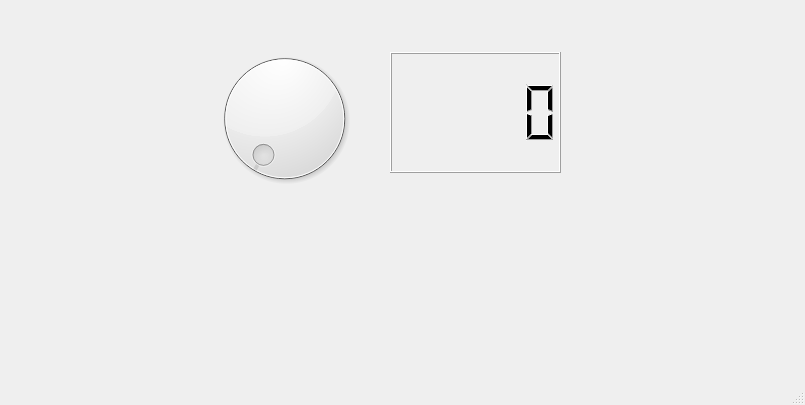
The window that truth_and_crop.ui (AngusG/truth-and-crop) describes before a commit, drawn with Qt 5.
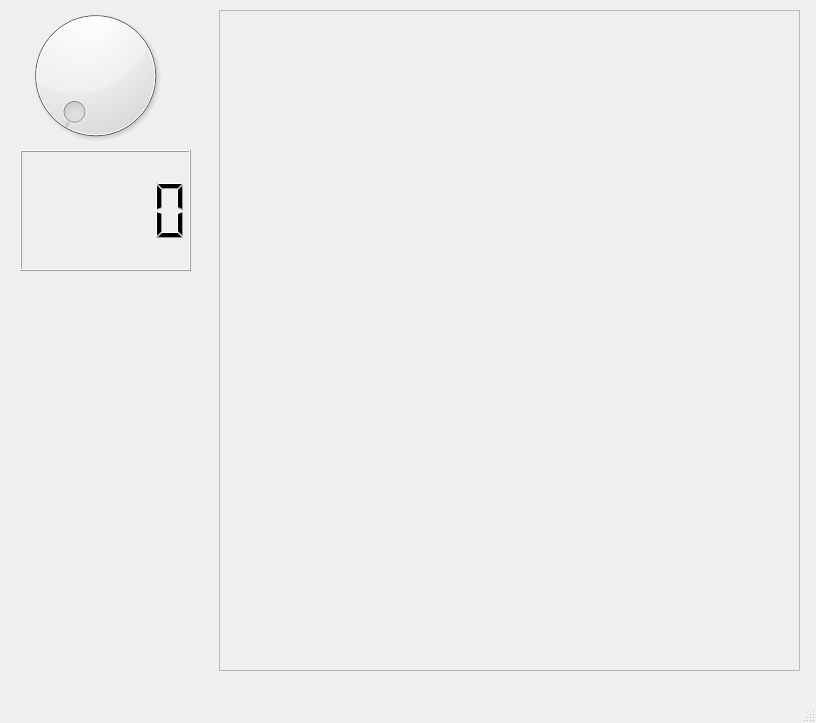
The same window after the commit.

Commit message: GUI Skeleton present, some hooks implemented.

```diff
--- a/truth_and_crop.ui
+++ b/truth_and_crop.ui
@@ -6,8 +6,8 @@
    <rect>
     <x>0</x>
     <y>0</y>
-    <width>805</width>
-    <height>405</height>
+    <width>816</width>
+    <height>723</height>
    </rect>
   </property>
   <property name="windowTitle">
@@ -17,8 +17,8 @@
    <widget class="QDial" name="dial">
     <property name="geometry">
      <rect>
-      <x>199</x>
-      <y>43</y>
+      <x>10</x>
+      <y>0</y>
       <width>171</width>
       <height>151</height>
      </rect>
@@ -27,13 +27,36 @@
    <widget class="QLCDNumber" name="lcdNumber">
     <property name="geometry">
      <rect>
-      <x>390</x>
-      <y>52</y>
+      <x>20</x>
+      <y>150</y>
       <width>171</width>
       <height>121</height>
      </rect>
     </property>
    </widget>
+   <widget class="QScrollArea" name="scrollArea">
+    <property name="geometry">
+     <rect>
+      <x>219</x>
+      <y>10</y>
+      <width>581</width>
+      <height>661</height>
+     </rect>
+    </property>
+    <property name="widgetResizable">
+     <bool>true</bool>
+    </property>
+    <widget class="QWidget" name="scrollAreaWidgetContents">
+     <property name="geometry">
+      <rect>
+       <x>0</x>
+       <y>0</y>
+       <width>579</width>
+       <height>659</height>
+      </rect>
+     </property>
+    </widget>
+   </widget>
   </widget>
   <widget class="QMenuBar" name="menubar">
    <property name="geometry">
```
Left out of the diff: 2 changed lines with no effect on the pictures. The commit also changes 4 other files.
